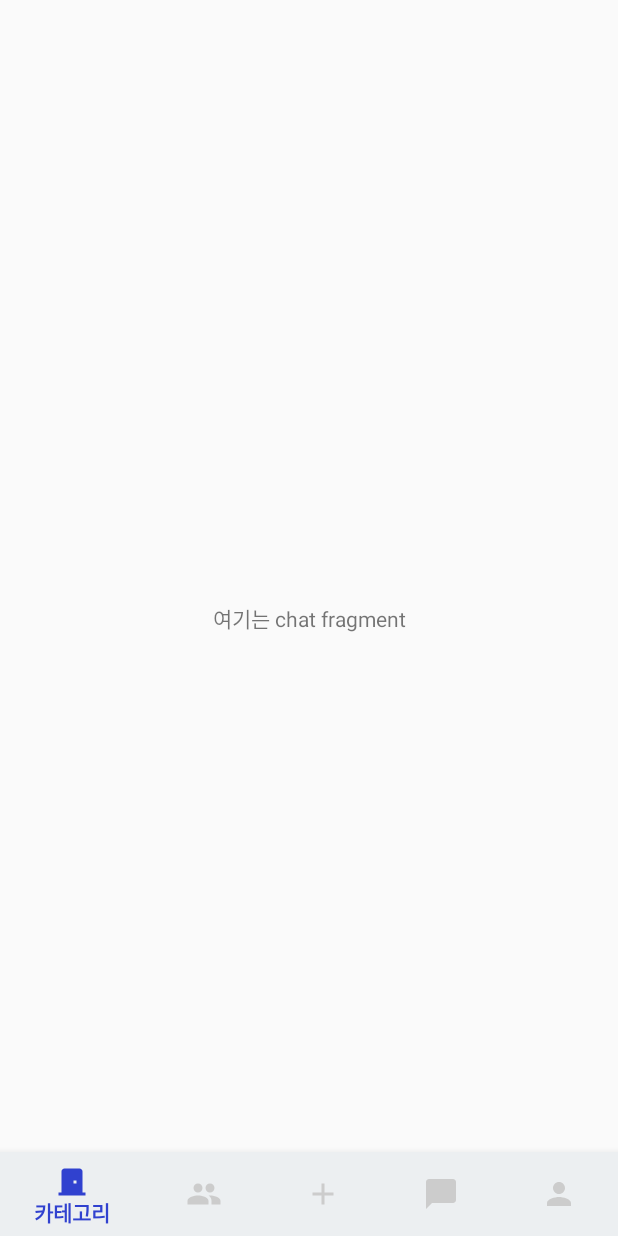
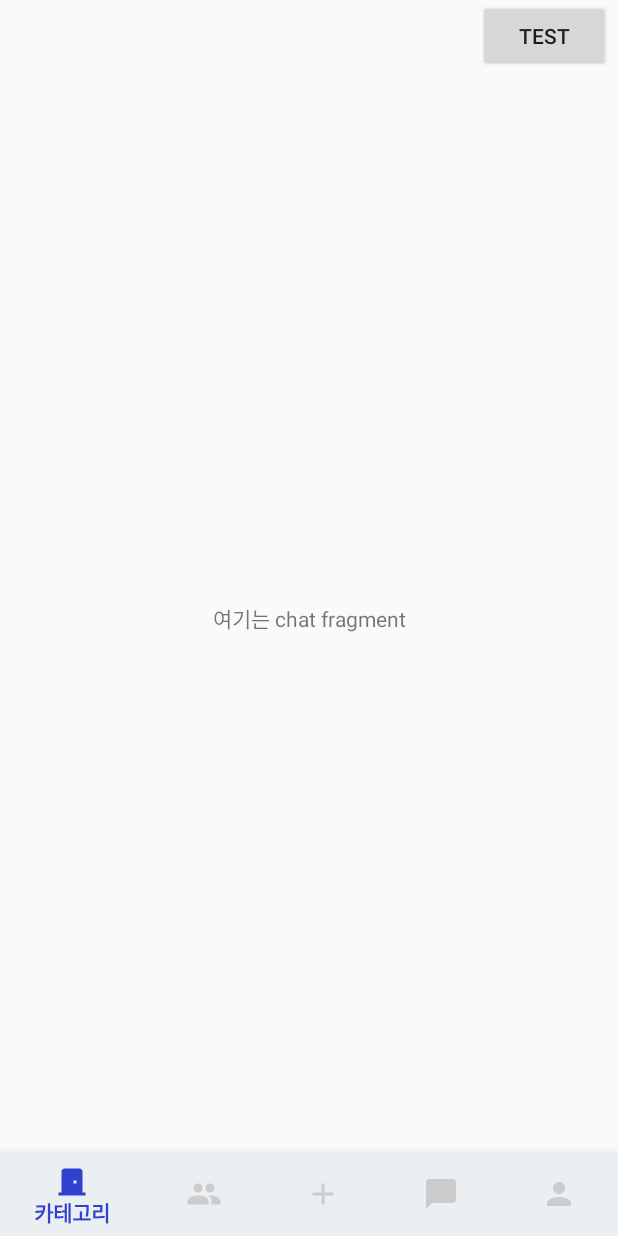
Before and after one commit to CSID-DGU/2022-2-OSSP1-Exit-1, an Android app built with Jetpack Compose: the fragment ChatFragment placed in its activity, on a phone screen of 412 x 824 dp. Run offline under Robolectric (Android 15) with nearby library versions, the phone set to English and light mode, and no system bars.

Commit message:
[edit]
1. 탭바 색상 수정
2. 테스트를 위한 임시 버튼 배치
3. 채팅방 뒤로가기 버튼 활성화

```diff
--- a/app/src/main/java/com/example/testapplication/ChatFragment.kt
+++ b/app/src/main/java/com/example/testapplication/ChatFragment.kt
@@ -1,5 +1,6 @@
 package com.example.testapplication
 
+import android.content.Intent
 import android.os.Bundle
 import android.view.LayoutInflater
 import android.view.View
@@ -23,6 +24,13 @@ class ChatFragment: Fragment() {
 
     override fun onViewCreated(view: View, savedInstanceState: Bundle?) {
         super.onViewCreated(view, savedInstanceState)
+        binding.button.setOnClickListener {
+            activity?.let{
+                val intent = Intent (it, ChatActivity::class.java)
+                it.startActivity(intent)
+            }
+
+        }
     }
 
     override fun onDestroyView() {
--- a/app/src/main/res/layout/activity_chat.xml
+++ b/app/src/main/res/layout/activity_chat.xml
@@ -21,7 +21,7 @@
         app:layout_constraintTop_toTopOf="parent">
 
         <Button
-            android:id="@+id/btn_fragment1"
+            android:id="@+id/btn_back"
             android:layout_width="24dp"
             android:layout_height="24dp"
             android:layout_gravity="center"
--- a/app/src/main/res/layout/fragment_chat.xml
+++ b/app/src/main/res/layout/fragment_chat.xml
@@ -1,10 +1,12 @@
 <?xml version="1.0" encoding="utf-8"?>
 <androidx.constraintlayout.widget.ConstraintLayout xmlns:android="http://schemas.android.com/apk/res/android"
     xmlns:app="http://schemas.android.com/apk/res-auto"
+    xmlns:tools="http://schemas.android.com/tools"
     android:layout_width="match_parent"
     android:layout_height="match_parent">
 
     <TextView
+        android:id="@+id/textView12"
         android:layout_width="wrap_content"
         android:layout_height="wrap_content"
         android:text="여기는 chat fragment"
@@ -13,4 +15,13 @@
         app:layout_constraintStart_toStartOf="parent"
         app:layout_constraintTop_toTopOf="parent" />
 
+    <Button
+        android:id="@+id/button"
+        android:layout_width="wrap_content"
+        android:layout_height="wrap_content"
+        android:layout_marginEnd="5dp"
+        android:text="test"
+        app:layout_constraintEnd_toEndOf="parent"
+        app:layout_constraintTop_toTopOf="parent" />
+
 </androidx.constraintlayout.widget.ConstraintLayout>
--- a/app/src/main/res/layout/fragment_mypage.xml
+++ b/app/src/main/res/layout/fragment_mypage.xml
@@ -55,6 +55,8 @@
         android:layout_height="wrap_content"
         android:layout_marginTop="204dp"
         android:layout_marginBottom="1dp"
+        app:tabSelectedTextColor="@color/blue_main"
+        app:tabIndicatorColor="@color/blue_main"
         app:layout_constraintBottom_toTopOf="@+id/frameLayout"
         app:layout_constraintEnd_toEndOf="parent"
         app:layout_constraintStart_toStartOf="parent"
```
Also changed, not shown: app/src/main/java/com/example/testapplication/ChatActivity.kt (+12 -1 lines), app/src/main/java/com/example/testapplication/FragmentSelectLocal.kt (deleted, +0 -22 lines), app/src/main/java/com/example/testapplication/FragmentSelectOption.kt (deleted, +0 -16 lines).
